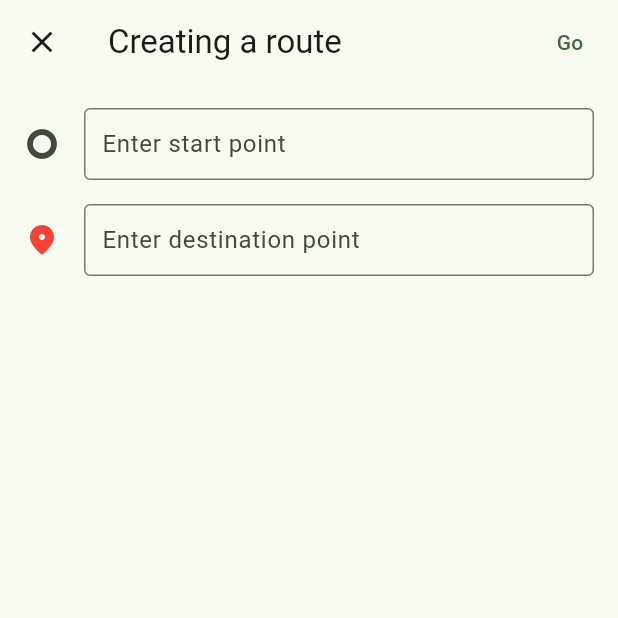
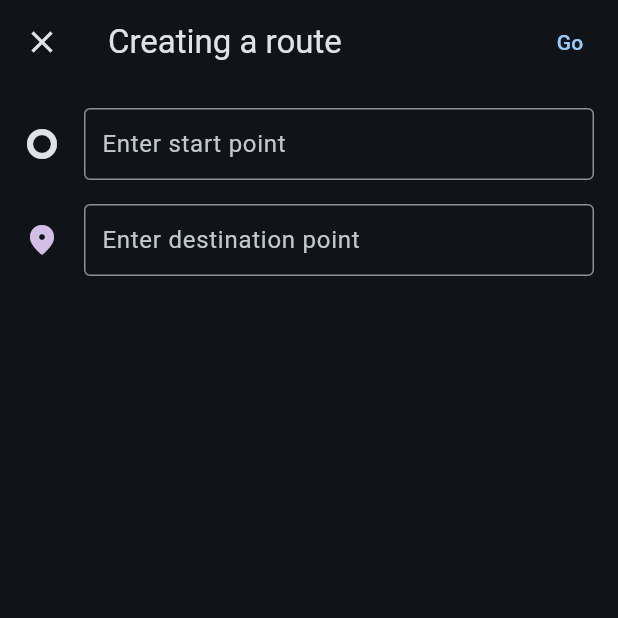
Before and after one commit to 1mmortalized/geo_weather, a Flutter app: the screen it shows after launch, after a tap on "Navigate", on a phone screen of 412 x 824 dp, the top half of it. Run offline on Flutter 3.47's test engine with Material 3 defaults, Android fonts, the phone set to English and light mode, and no system bars; our stand-ins replace flutter_dotenv, weather; missing offline and left inert: flutter_osm_plugin.

Commit message:
Locked the app theme to dark

```diff
--- a/lib/main.dart
+++ b/lib/main.dart
@@ -19,8 +19,6 @@ class MyApp extends StatefulWidget {
 }
 
 class _MyAppState extends State<MyApp> {
-  bool isDark = false;
-
   @override
   void initState() {
     super.initState();
@@ -38,33 +36,23 @@ class _MyAppState extends State<MyApp> {
       debugShowCheckedModeBanner: false,
       theme: ThemeData(
         colorScheme: ColorScheme.fromSeed(
-          seedColor: Colors.green,
-          brightness: isDark ? Brightness.dark : Brightness.light,
+          seedColor: const Color.fromARGB(255, 93, 169, 233),
+          brightness: Brightness.dark,
         ),
       ),
-      home: MainScreen(
-        onThemeChanged: (isDark) {
-          setState(() {
-            this.isDark = isDark;
-          });
-        },
-      ),
+      home: const MainScreen(),
     );
   }
 }
 
 class MainScreen extends StatefulWidget {
-  final Function(bool)? onThemeChanged;
-
-  const MainScreen({super.key, this.onThemeChanged});
+  const MainScreen({super.key});
 
   @override
   State<MainScreen> createState() => _MainScreenState();
 }
 
 class _MainScreenState extends State<MainScreen> {
-  bool isDark = false;
-
   late MapController mapController;
   GeoPoint? pickedLocation;
 
@@ -87,22 +75,10 @@ class _MainScreenState extends State<MainScreen> {
     mapController = MapController.customLayer(
       initMapWithUserPosition: const UserTrackingOption(
         enableTracking: true,
-        unFollowUser: false,
+        unFollowUser: true,
       ),
-      customTile: CustomTile(
-        sourceName: "maptiler",
-        tileExtension: ".png",
-        minZoomLevel: 2,
-        maxZoomLevel: 19,
-        urlsServers: [
-          TileURLs(
-            url: "https://api.maptiler.com/maps/dataviz-dark/256/",
-            subdomains: [],
-          )
-        ],
-        keyApi: const MapEntry("key", "HO0JD04RaUieGQTRdyGp"),
-        tileSize: 256,
-      ),
+      customTile:
+          getCustomTile(url: "https://api.maptiler.com/maps/dataviz-dark/256/"),
     );
 
     super.initState();
@@ -129,10 +105,10 @@ class _MainScreenState extends State<MainScreen> {
                 stepZoom: 1.0,
               ),
               userLocationMarker: UserLocationMaker(
-                personMarker: const MarkerIcon(
+                personMarker: MarkerIcon(
                   icon: Icon(
-                    Icons.location_history_rounded,
-                    color: Colors.red,
+                    Icons.circle,
+                    color: Theme.of(context).colorScheme.primary,
                     size: 48,
                   ),
                 ),
@@ -203,6 +179,23 @@ class _MainScreenState extends State<MainScreen> {
     );
   }
 
+  CustomTile getCustomTile({required String url}) {
+    return CustomTile(
+      sourceName: "maptiler",
+      tileExtension: ".png",
+      minZoomLevel: 2,
+      maxZoomLevel: 19,
+      urlsServers: [
+        TileURLs(
+          url: url,
+          subdomains: [],
+        )
+      ],
+      keyApi: MapEntry("key", dotenv.env['MAPTILER_API_KEY']!),
+      tileSize: 256,
+    );
+  }
+
   Widget getNavigateDialog() {
     return Hero(
       tag: 'navigate-dialog',
@@ -233,11 +226,14 @@ class _MainScreenState extends State<MainScreen> {
                   builder: (BuildContext context, SearchController controller) {
                     return TextField(
                       controller: controller,
-                      decoration: const InputDecoration(
-                        icon: Icon(Icons.trip_origin),
+                      decoration: InputDecoration(
+                        icon: Icon(
+                          Icons.trip_origin,
+                          color: Theme.of(context).colorScheme.onSurface,
+                        ),
                         hintText: 'Enter start point',
-                        border: OutlineInputBorder(),
-                        contentPadding: EdgeInsets.all(8.0),
+                        border: const OutlineInputBorder(),
+                        contentPadding: const EdgeInsets.all(8.0),
                       ),
                       onTap: () {
                         controller.openView();
@@ -257,14 +253,14 @@ class _MainScreenState extends State<MainScreen> {
                   builder: (BuildContext context, SearchController controller) {
                     return TextField(
                       controller: controller,
-                      decoration: const InputDecoration(
+                      decoration: InputDecoration(
                         icon: Icon(
                           Icons.location_on_rounded,
-                          color: Colors.red,
+                          color: Theme.of(context).colorScheme.tertiary,
                         ),
                         hintText: 'Enter destination point',
-                        border: OutlineInputBorder(),
-                        contentPadding: EdgeInsets.all(8.0),
+                        border: const OutlineInputBorder(),
+                        contentPadding: const EdgeInsets.all(8.0),
                       ),
                       onTap: () {
                         controller.openView();
@@ -303,22 +299,6 @@ class _MainScreenState extends State<MainScreen> {
           },
           hintText: "Search",
           leading: const Icon(Icons.search),
-          trailing: <Widget>[
-            Tooltip(
-              message: 'Change brightness mode',
-              child: IconButton(
-                isSelected: isDark,
-                onPressed: () {
-                  setState(() {
-                    isDark = !isDark;
-                    widget.onThemeChanged?.call(isDark);
-                  });
-                },
-                icon: const Icon(Icons.wb_sunny_outlined),
-                selectedIcon: const Icon(Icons.brightness_2_outlined),
-              ),
-            )
-          ],
         );
       },
       suggestionsBuilder: searchLocationSuggestionBuilder,
@@ -327,6 +307,8 @@ class _MainScreenState extends State<MainScreen> {
 
   FutureOr<Iterable<Widget>> searchLocationSuggestionBuilder(
       BuildContext context, SearchController controller) {
+    final colorTertiary = Theme.of(context).colorScheme.tertiary;
+
     return _suggestionBuilder(context, controller, onItemTap: (point) async {
       if (pickedLocation != null) {
         await mapController.removeMarker(pickedLocation!);
@@ -338,8 +320,12 @@ class _MainScreenState extends State<MainScreen> {
       await mapController.addMarker(
         iconAnchor: IconAnchor(anchor: Anchor.top),
         point,
-        markerIcon: const MarkerIcon(
-          icon: Icon(Icons.location_pin, size: 48, color: Colors.red),
+        markerIcon: MarkerIcon(
+          icon: Icon(
+            Icons.location_pin,
+            size: 48,
+            color: colorTertiary,
+          ),
         ),
       );
     });
@@ -380,15 +366,18 @@ class _MainScreenState extends State<MainScreen> {
     await mapController.removeMarkers(markers);
     markers.clear();
 
+    final primaryContainer =
+        mounted ? Theme.of(context).colorScheme.primaryContainer : Colors.white;
+
     RoadInfo roadInfo = await mapController.drawRoad(
       start,
       end,
       roadType: RoadType.car,
-      roadOption: const RoadOption(
-        roadBorderColor: Colors.blue,
-        roadBorderWidth: 7,
-        roadColor: Colors.blue,
-        zoomInto: true,
+      roadOption: RoadOption(
+        roadBorderColor: primaryContainer,
+        roadBorderWidth: 10,
+        roadColor: primaryContainer,
+        zoomInto: false,
       ),
     );
 
@@ -451,15 +440,8 @@ SystemUiOverlayStyle getSystemUiOverlayStyle(BuildContext context) {
     systemStatusBarContrastEnforced: true,
     statusBarColor:
         Theme.of(context).scaffoldBackgroundColor.withOpacity(0.002),
-    statusBarIconBrightness: Theme.of(context).brightness == Brightness.dark
-        ? Brightness.light
-        : Brightness.dark,
-    systemNavigationBarColor: Theme.of(context).brightness == Brightness.dark
-        ? Colors.white.withOpacity(0.002)
-        : Colors.black.withOpacity(0.002),
-    systemNavigationBarIconBrightness:
-        Theme.of(context).brightness == Brightness.dark
-            ? Brightness.light
-            : Brightness.dark,
+    statusBarIconBrightness: Brightness.light,
+    systemNavigationBarColor: Colors.black.withOpacity(0.002),
+    systemNavigationBarIconBrightness: Brightness.light,
   );
 }
```
